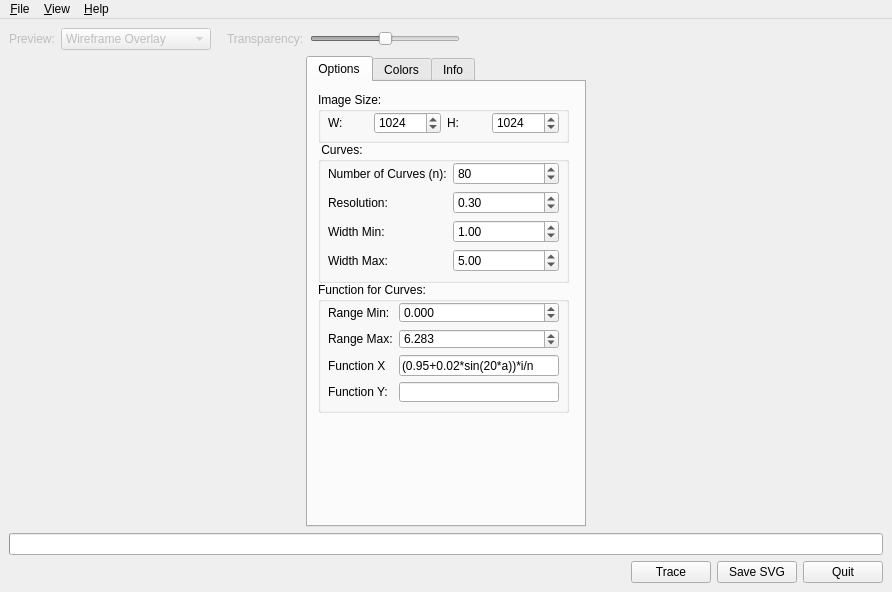
First picture: the form in src/mainwindow.ui, repository maxim-s-barabash/ZebraTrace, before the edit.
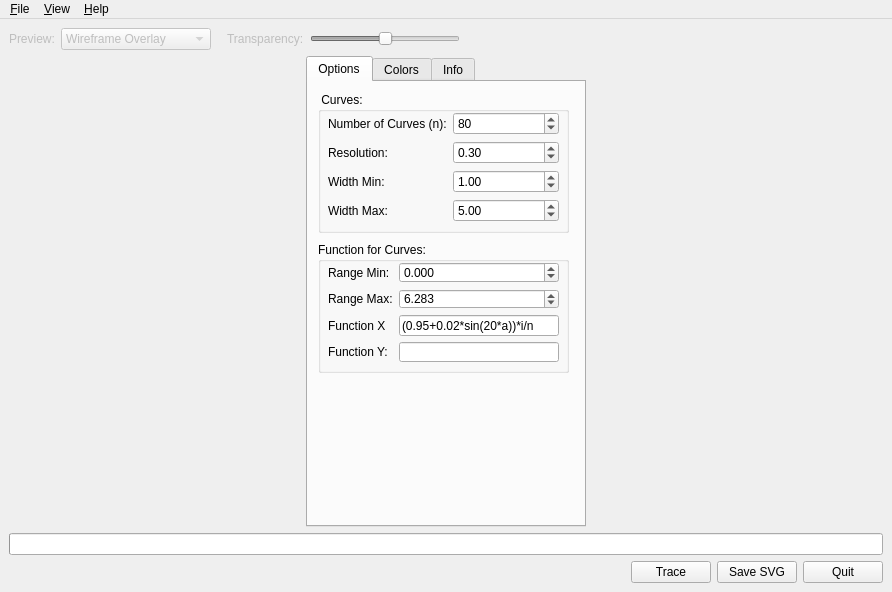
Second picture: the form after the edit. Icons and pictures are not drawn.

Commit message: For trace use  the size of bitmap image

Diff of the .ui file:
```diff
--- a/src/mainwindow.ui
+++ b/src/mainwindow.ui
@@ -201,79 +201,11 @@
          <attribute name="title">
           <string>Options</string>
          </attribute>
-         <widget class="QGroupBox" name="groupBox">
-          <property name="geometry">
-           <rect>
-            <x>10</x>
-            <y>10</y>
-            <width>251</width>
-            <height>51</height>
-           </rect>
-          </property>
-          <property name="title">
-           <string>Image Size:</string>
-          </property>
-          <widget class="QWidget" name="layoutWidget">
-           <property name="geometry">
-            <rect>
-             <x>10</x>
-             <y>20</y>
-             <width>231</width>
-             <height>22</height>
-            </rect>
-           </property>
-           <layout class="QGridLayout" name="gridLayout_3">
-            <item row="0" column="0">
-             <widget class="QLabel" name="label_8">
-              <property name="text">
-               <string>W:</string>
-              </property>
-             </widget>
-            </item>
-            <item row="0" column="1">
-             <widget class="QSpinBox" name="spinBoxX">
-              <property name="minimum">
-               <number>1</number>
-              </property>
-              <property name="maximum">
-               <number>999999</number>
-              </property>
-              <property name="singleStep">
-               <number>1</number>
-              </property>
-              <property name="value">
-               <number>1024</number>
-              </property>
-             </widget>
-            </item>
-            <item row="0" column="2">
-             <widget class="QLabel" name="label_9">
-              <property name="text">
-               <string>H:</string>
-              </property>
-             </widget>
-            </item>
-            <item row="0" column="3">
-             <widget class="QSpinBox" name="spinBoxY">
-              <property name="minimum">
-               <number>1</number>
-              </property>
-              <property name="maximum">
-               <number>999999</number>
-              </property>
-              <property name="value">
-               <number>1024</number>
-              </property>
-             </widget>
-            </item>
-           </layout>
-          </widget>
-         </widget>
          <widget class="QGroupBox" name="groupBox_2">
           <property name="geometry">
            <rect>
             <x>10</x>
-            <y>60</y>
+            <y>10</y>
             <width>251</width>
             <height>141</height>
            </rect>
@@ -378,7 +310,7 @@
           <property name="geometry">
            <rect>
             <x>10</x>
-            <y>200</y>
+            <y>160</y>
             <width>251</width>
             <height>131</height>
            </rect>
```
Left out of the diff: 2 changed lines with no effect on the pictures. The commit also changes 1 other file.
